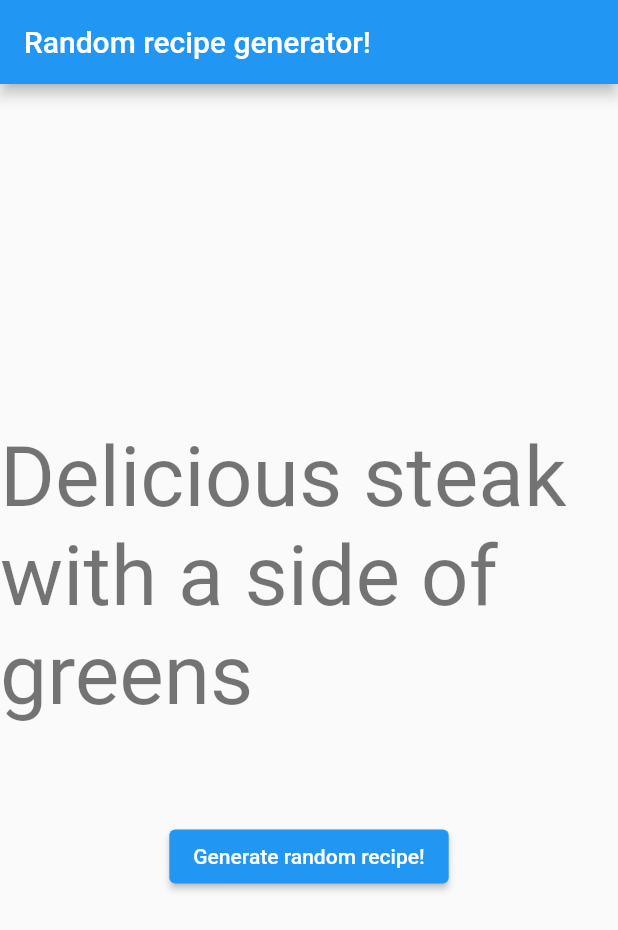
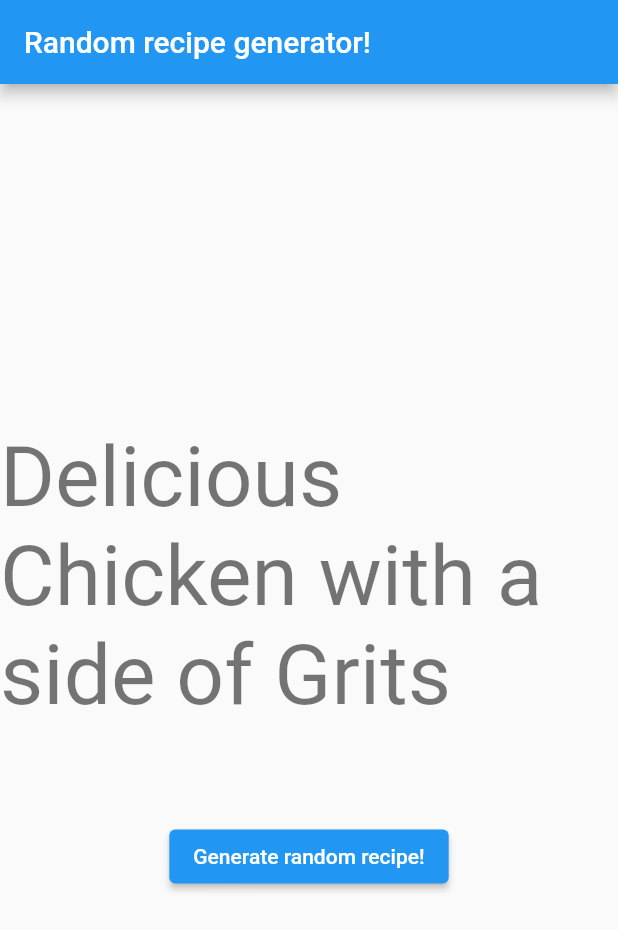
Before and after one commit to cervonwong/mint, a Flutter app: the RandomRecipeScreen screen opened directly, after a tap on "Generate random recipe!", on a phone screen of 412 x 824 dp. Shown: the top 930 px of the screen. Run offline on Flutter 3.47's test engine with Material 2 defaults, Android fonts, the phone set to English and light mode, and no system bars.

```diff
--- a/lib/playground/example_mvc/ui/components/random_recipe_button.dart
+++ b/lib/playground/example_mvc/ui/components/random_recipe_button.dart
@@ -2,7 +2,9 @@
  * Copyright (C) 2021 Cervon Wong and Lee I-Shiang
  */
 
-import 'package:flutter/material.dart'; // Remember to import this :) Idk why it isnt automatically imported.
+import 'package:flutter/material.dart';
+import 'package:mint/playground/example_mvc/controller/random_recipe_controller.dart';
+import 'package:provider/provider.dart'; // Remember to import this :) Idk why it isnt automatically imported.
 
 // To generate the template for a stateless widget, type "stless" and it will autogenerate a template.
 class RandomRecipeButton extends StatelessWidget {
@@ -10,9 +12,13 @@ class RandomRecipeButton extends StatelessWidget {
 
   @override
   Widget build(BuildContext context) {
-    return ElevatedButton(
-      onPressed: () {},
-      child: Text('Generate random recipe!'),
-    );
+    return Consumer<RandomRecipeController>(builder: (_, controller, __) {
+      return ElevatedButton(
+        onPressed: () {
+          controller.requestRandomRecipe();
+        },
+        child: Text('Generate random recipe!'),
+      );
+    });
   }
 }
--- a/lib/playground/example_mvc/ui/components/recipe_label.dart
+++ b/lib/playground/example_mvc/ui/components/recipe_label.dart
@@ -2,7 +2,9 @@
  * Copyright (C) 2021 Cervon Wong and Lee I-Shiang
  */
 
-import 'package:flutter/material.dart'; // Remember to import this :) Idk why it isnt automatically imported.
+import 'package:flutter/material.dart';
+import 'package:mint/playground/example_mvc/controller/random_recipe_controller.dart';
+import 'package:provider/provider.dart';
 
 // To generate the template for a stateless widget, type "stless" and it will autogenerate a template.
 class RecipeLabel extends StatelessWidget {
@@ -10,9 +12,13 @@ class RecipeLabel extends StatelessWidget {
 
   @override
   Widget build(BuildContext context) {
-    return Text(
-      'Delicious steak with a side of greens',
-      style: Theme.of(context).textTheme.headline2,
+    return Consumer<RandomRecipeController>(
+      builder: (_, controller, __) {
+        return Text(
+          '${controller.randomRecipe.name}',
+          style: Theme.of(context).textTheme.headline2,
+        );
+      },
     );
   }
 }
```
